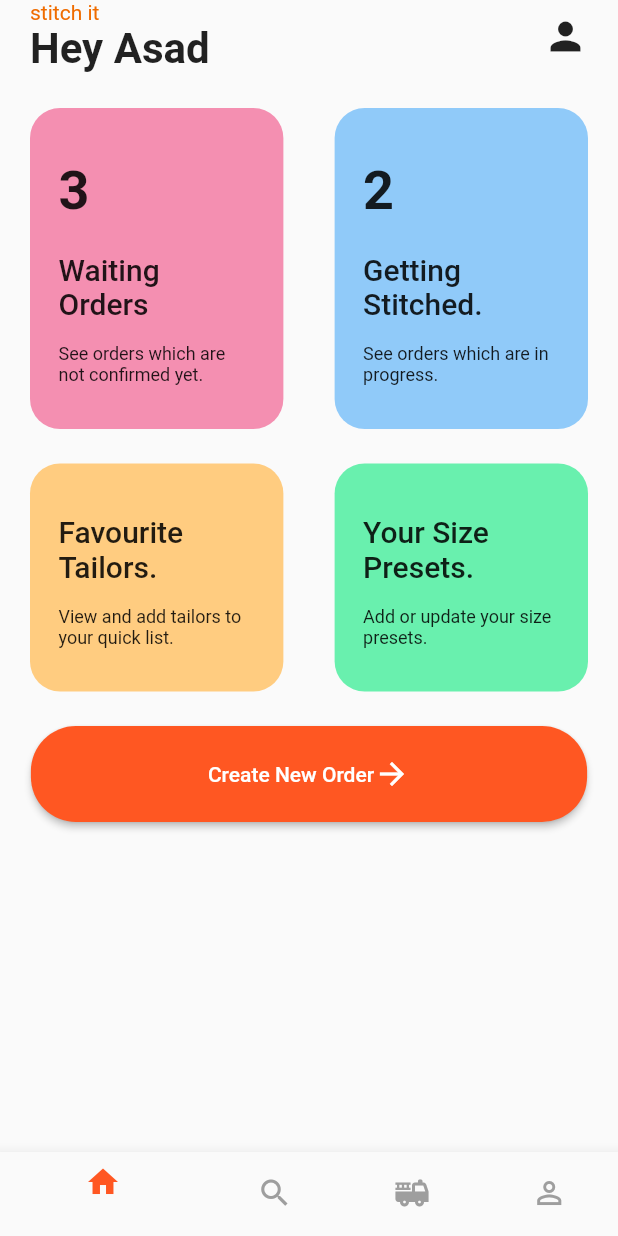
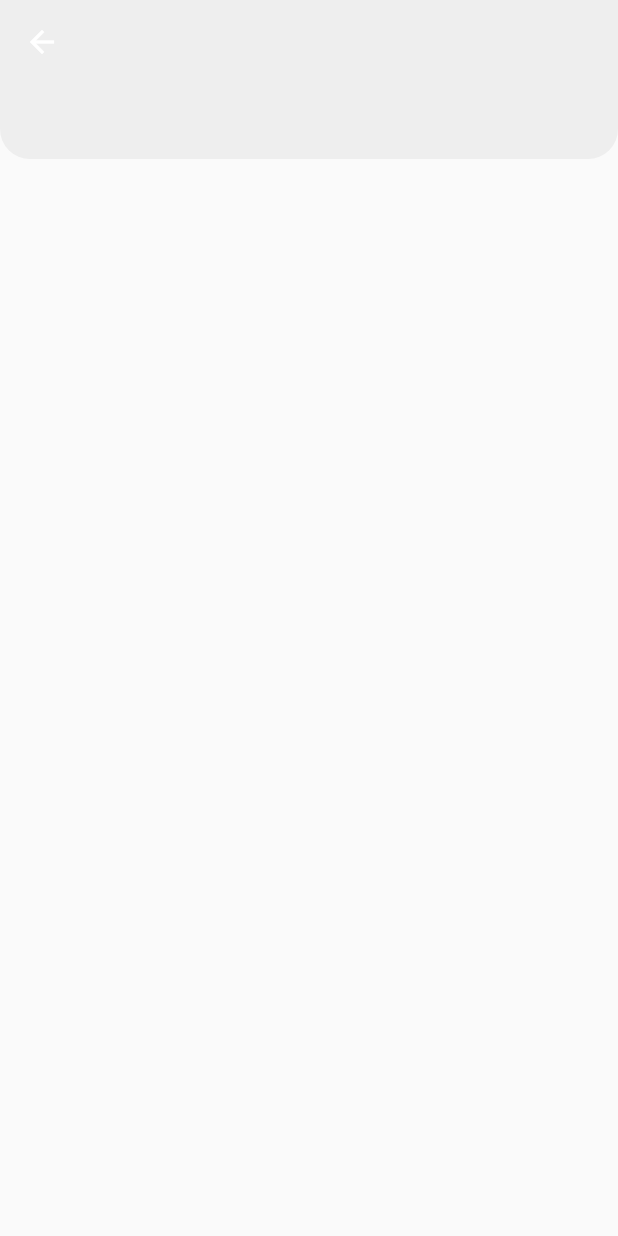
Before and after one commit to RipeSeed/stitch-it-asadullahtariq, a Flutter app: the screen it shows after launch, after a tap on "Create New Order", on a phone screen of 412 x 824 dp. Run offline on Flutter 3.47's test engine with Material 2 defaults, Android fonts, the phone set to English and light mode, and no system bars.

Commit message:
friday work done

```diff
--- a/lib/main.dart
+++ b/lib/main.dart
@@ -1,6 +1,7 @@
 import 'package:flutter/material.dart';
 import 'package:practice/screens/Home.dart';
 import 'package:practice/screens/Login.dart';
+import 'package:practice/screens/OrderStart.dart';
 import 'package:practice/screens/Splash.dart';
 import 'package:practice/utils/MyRoutes.dart';
 import 'package:flutter/services.dart';
@@ -28,7 +29,8 @@ class MyApp extends StatelessWidget {
       routes: {
         MyRoutes.Home: (context) => const Home(),
         MyRoutes.Login: (context) => const Login(),
-        MyRoutes.Splash: (context) => const Splash()
+        MyRoutes.Splash: (context) => const Splash(),
+        MyRoutes.OrderStart: (context) => const OrderStart(),
       },
     );
   }
--- a/lib/screens/Home.dart
+++ b/lib/screens/Home.dart
@@ -1,5 +1,6 @@
 // ignore: file_names
 import 'package:flutter/material.dart';
+import 'package:practice/utils/MyRoutes.dart';
 import 'package:practice/widgets/HomeOption.dart';
 
 class Home extends StatefulWidget {
@@ -87,7 +88,9 @@ class _HomeState extends State<Home> {
               height: 64,
               child: ElevatedButton(
                 // ignore: avoid_print
-                onPressed: () => print("Hello world"),
+                onPressed: () {
+                  Navigator.pushNamed(context, MyRoutes.OrderStart);
+                },
                 style: ButtonStyle(
                   shape: MaterialStateProperty.all(
                     const RoundedRectangleBorder(
--- a/lib/screens/OrderStart.dart
+++ b/lib/screens/OrderStart.dart
@@ -0,0 +1,32 @@
+import 'package:flutter/material.dart';
+
+class OrderStart extends StatelessWidget {
+  const OrderStart({super.key});
+
+  @override
+  Widget build(BuildContext context) {
+    return Scaffold(
+      appBar: AppBar(
+        backgroundColor: Colors.grey[200],
+        elevation: 0,
+      ),
+      body: Column(
+        children: [
+          SizedBox(
+            width: double.infinity,
+            height: 50,
+            child: Container(
+              decoration: BoxDecoration(
+                color: Colors.grey[200],
+                borderRadius: const BorderRadius.only(
+                  bottomLeft: Radius.circular(20),
+                  bottomRight: Radius.circular(20),
+                ),
+              ),
+            ),
+          )
+        ],
+      ),
+    );
+  }
+}
--- a/lib/utils/MyRoutes.dart
+++ b/lib/utils/MyRoutes.dart
@@ -2,4 +2,5 @@ class MyRoutes {
   static String Home = "/";
   static String Login = "/Login";
   static String Splash = "/Splash";
+  static String OrderStart = "/OrderStart";
 }
```
